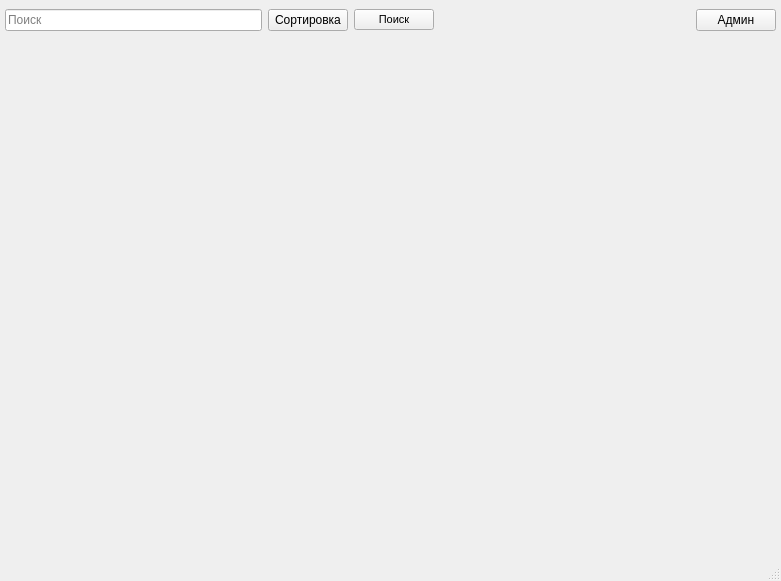
This is ui_files/main_window.ui in gg-master/Cinema_prj as Qt 5 draws it before an edit. The edited form follows.
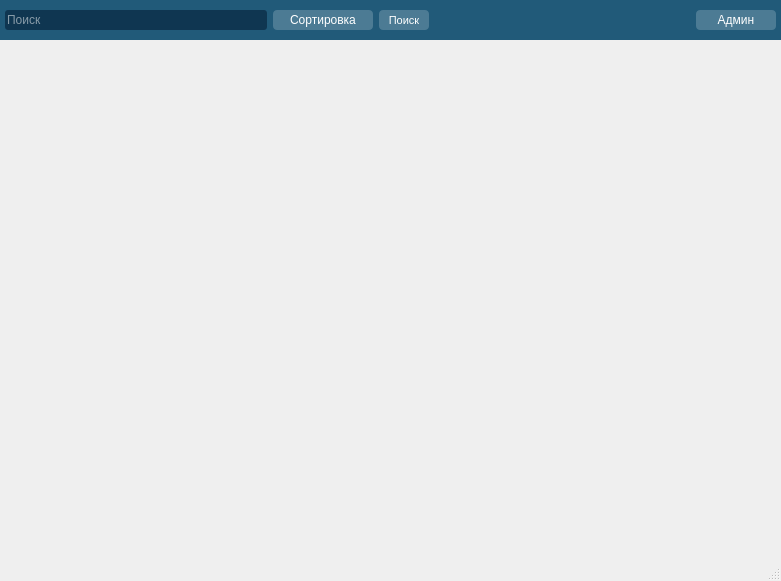
This is the edited form. Icons and pictures are not drawn.

Commit message: Попробовал добавить стиль для окна прямо в ui-файл. Сделал только для главного окна и для входа администратора. Остальное не буду трогать.

Patch:
```diff
--- a/ui_files/main_window.ui
+++ b/ui_files/main_window.ui
@@ -17,6 +17,76 @@
    <iconset>
     <normaloff>../system_image/log2.bmp</normaloff>../system_image/log2.bmp</iconset>
   </property>
+  <property name="styleSheet">
+   <string notr="true">/*noinspection ALL*/
+QWidget#widget_2{
+    /*background-color: rgb(249, 243, 246);*/
+    background-color: hsl(201, 57%, 30%);
+}
+/*noinspection ALL*/
+QLineEdit#search{
+    background-color: hsl(205, 69%, 19%);
+    color: white;
+    border-radius: 3px;
+    height: 20px;
+}
+/*noinspection ALL*/
+QPushButton#search_btn, QPushButton#sort_btn, QPushButton#admin_btn{
+    background-color: hsl(201, 32%, 44%);
+    border-radius: 4px;
+    color: white;
+    height: 20%;
+}
+/*noinspection ALL*/
+QPushButton#search_btn{
+    width: 50%;
+}
+/*noinspection ALL*/
+QPushButton#sort_btn{
+    icon: url(&quot;system_image/sort_item_r.bmp&quot;);
+    width: 100%;
+}
+/*noinspection ALL*/
+QPushButton#admin_btn{
+    width: 80%;
+}
+/*noinspection ALL*/
+QPushButton#search_btn:pressed, QPushButton#sort_btn:pressed, QPushButton#admin_btn:pressed{
+    /*background-color: hsl(199, 27%, 42%);*/
+    background-color: hsl(200, 27%, 40%);
+}
+/*noinspection ALL*/
+QPushButton#search_btn:hover:!pressed, QPushButton#sort_btn:hover:!pressed, QPushButton#admin_btn:hover:!pressed{
+    /*background-color: hsl(199, 27%, 42%);*/
+    background-color: hsl(200, 46%, 63%);
+}
+/*noinspection ALL*/
+QPushButton#sort_btn:hover:!pressed{
+    icon: url(&quot;system_image/sort_item_r_hover.bmp&quot;);
+}
+/*noinspection ALL*/
+QPushButton#sort_btn:pressed{
+    icon: url(&quot;system_image/sort_item_r_real.bmp&quot;);
+}
+/*QScrollBar:vertical {*/
+    /*!*border: 0px solid #999999;*!*/
+    /*!*background:white;*!*/
+    /*background: rgb(249, 243, 246);*/
+    /*width: 15px;*/
+    /*margin: 0px 0px 0px 0px;*/
+    /*border: 1px transparent #2A2929;*/
+    /*border-radius: 6px;*/
+/*}*/
+/*QScrollBar::handle:vertical{*/
+    /*!*background: qlineargradient(x1:0, y1:0, x2:1, y2:0,*!*/
+        /*!*stop: 0 rgb(32, 47, 130), stop: 0.5 rgb(32, 47, 130),  stop:1 rgb(32, 47, 130));*!*/
+    /*background: #bbdefb;*/
+    /*subcontrol-position: bottom;*/
+    /*subcontrol-origin: margin;*/
+    /*min-height: 5px;*/
+    /*border-radius: 6px;*/
+/*}*/</string>
+  </property>
   <property name="iconSize">
    <size>
     <width>24</width>
```
The commit also changes 2 other files.
